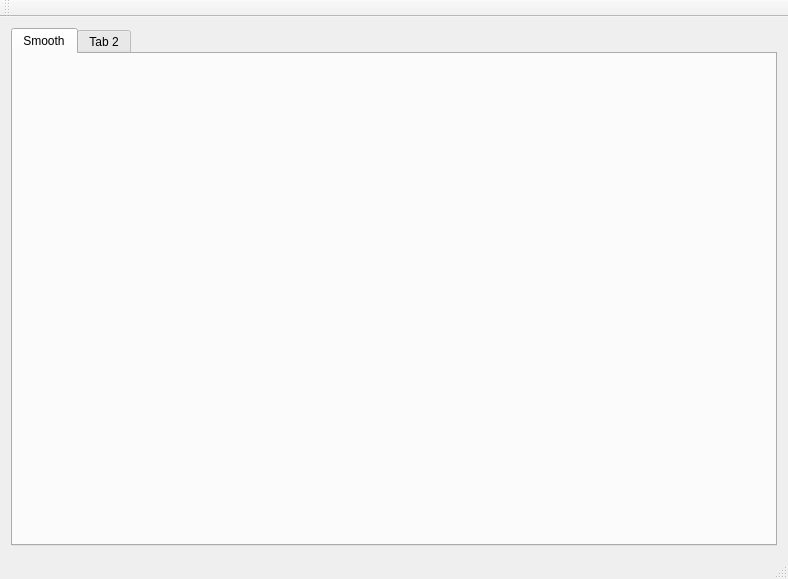
This is mainwindow.ui in kitech/nullimp as Qt 5 draws it before an edit. The edited form follows.
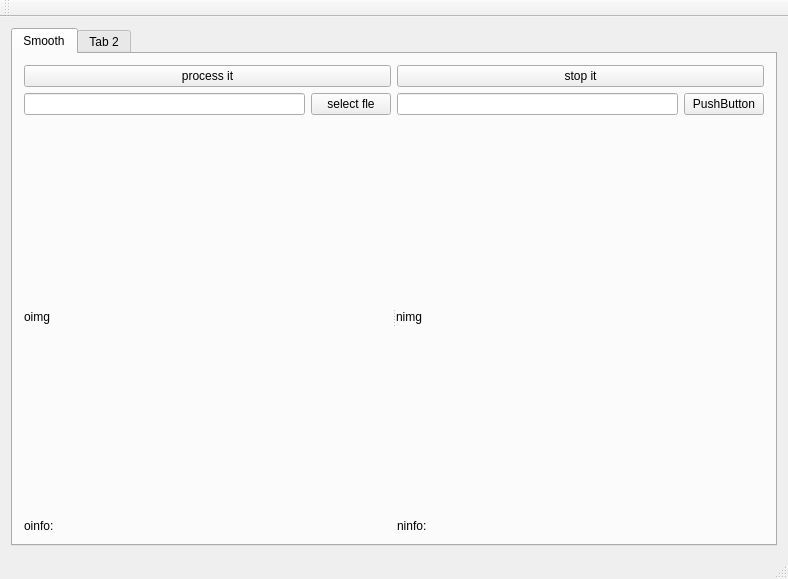
This is the edited form.

Diff of the .ui file:
```diff
--- a/mainwindow.ui
+++ b/mainwindow.ui
@@ -27,6 +27,127 @@
        <attribute name="title">
         <string>Smooth</string>
        </attribute>
+       <layout class="QVBoxLayout" name="verticalLayout">
+        <item>
+         <layout class="QHBoxLayout" name="horizontalLayout_2">
+          <item>
+           <widget class="QPushButton" name="pushButton">
+            <property name="text">
+             <string>process it</string>
+            </property>
+           </widget>
+          </item>
+          <item>
+           <widget class="QPushButton" name="pushButton_2">
+            <property name="text">
+             <string>stop it</string>
+            </property>
+           </widget>
+          </item>
+         </layout>
+        </item>
+        <item>
+         <layout class="QHBoxLayout" name="horizontalLayout_4">
+          <item>
+           <widget class="QLineEdit" name="lineEdit"/>
+          </item>
+          <item>
+           <widget class="QPushButton" name="pushButton_3">
+            <property name="text">
+             <string>select fle</string>
+            </property>
+           </widget>
+          </item>
+          <item>
+           <widget class="QLineEdit" name="lineEdit_2"/>
+          </item>
+          <item>
+           <widget class="QPushButton" name="pushButton_4">
+            <property name="text">
+             <string>PushButton</string>
+            </property>
+           </widget>
+          </item>
+         </layout>
+        </item>
+        <item>
+         <widget class="QSplitter" name="splitter">
+          <property name="sizePolicy">
+           <sizepolicy hsizetype="Expanding" vsizetype="Expanding">
+            <horstretch>0</horstretch>
+            <verstretch>0</verstretch>
+           </sizepolicy>
+          </property>
+          <property name="orientation">
+           <enum>Qt::Horizontal</enum>
+          </property>
+          <widget class="QLabel" name="label">
+           <property name="sizePolicy">
+            <sizepolicy hsizetype="Preferred" vsizetype="Expanding">
+             <horstretch>0</horstretch>
+             <verstretch>0</verstretch>
+            </sizepolicy>
+           </property>
+           <property name="text">
+            <string>oimg</string>
+           </property>
+          </widget>
+          <widget class="QLabel" name="label_2">
+           <property name="sizePolicy">
+            <sizepolicy hsizetype="Preferred" vsizetype="Expanding">
+             <horstretch>0</horstretch>
+             <verstretch>0</verstretch>
+            </sizepolicy>
+           </property>
+           <property name="text">
+            <string>nimg</string>
+           </property>
+          </widget>
+         </widget>
+        </item>
+        <item>
+         <layout class="QHBoxLayout" name="horizontalLayout_3">
+          <item>
+           <widget class="QLabel" name="label_3">
+            <property name="sizePolicy">
+             <sizepolicy hsizetype="Preferred" vsizetype="Minimum">
+              <horstretch>0</horstretch>
+              <verstretch>0</verstretch>
+             </sizepolicy>
+            </property>
+            <property name="maximumSize">
+             <size>
+              <width>16777215</width>
+              <height>32</height>
+             </size>
+            </property>
+            <property name="text">
+             <string>oinfo:</string>
+            </property>
+           </widget>
+          </item>
+          <item>
+           <widget class="QLabel" name="label_4">
+            <property name="sizePolicy">
+             <sizepolicy hsizetype="Preferred" vsizetype="Minimum">
+              <horstretch>0</horstretch>
+              <verstretch>0</verstretch>
+             </sizepolicy>
+            </property>
+            <property name="maximumSize">
+             <size>
+              <width>16777215</width>
+              <height>32</height>
+             </size>
+            </property>
+            <property name="text">
+             <string>ninfo:</string>
+            </property>
+           </widget>
+          </item>
+         </layout>
+        </item>
+       </layout>
       </widget>
       <widget class="QWidget" name="tab_2">
        <attribute name="title">
```
